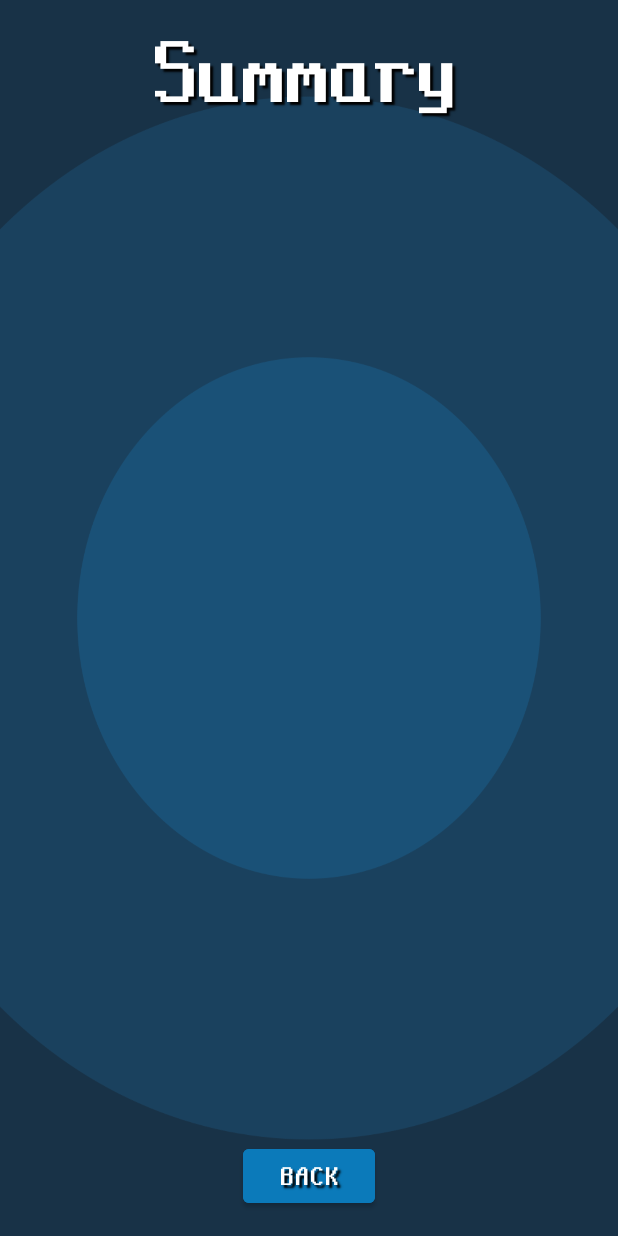
After one commit to MetGang/PAMO-pro, an Android app: the SummaryActivity screen opened directly, with no data from a screen before it, on a phone screen of 412 x 824 dp. The commit adds this screen. Run offline under Robolectric (Android 15) with nearby library versions, the phone set to English and light mode, and no system bars.

Commit message:
Revert deleting SummaryActivity plus minor changes

```diff
--- a/Pamok/app/src/main/AndroidManifest.xml
+++ b/Pamok/app/src/main/AndroidManifest.xml
@@ -11,7 +11,7 @@
         android:roundIcon="@mipmap/ic_launcher_round"
         android:supportsRtl="true"
         android:theme="@style/Theme.Pamok">
-        <activity android:name=".SummaryActivity" />
+        <activity android:name=".SummaryActivity"></activity>
         <activity android:name=".LeaderboardActivity" />
         <activity android:name=".GameActivity" />
         <activity android:name=".SettingsActivity" />
--- /dev/null
+++ b/Pamok/app/src/main/java/com/example/pamok/SummaryActivity.kt
@@ -0,0 +1,18 @@
+package com.example.pamok
+
+import android.os.Bundle
+import android.view.View
+
+class SummaryActivity : BasicActivity() {
+    override fun onCreate(savedInstanceState: Bundle?) {
+        super.onCreate(savedInstanceState)
+
+        setContentView(R.layout.activity_summary)
+    }
+
+    fun backToMenu(view: View) {
+        playSound(R.raw.btn_click)
+
+        finishAndRemoveTask()
+    }
+}
--- a/Pamok/app/src/main/java/com/example/pamok/Utility.kt
+++ b/Pamok/app/src/main/java/com/example/pamok/Utility.kt
@@ -1,9 +1,8 @@
 package com.example.pamok
 
 import java.io.InputStream
-import java.nio.charset.Charset
 
 // Auxiliary function for simpler data reading from file
-fun InputStream.readTextAndClose(charset: Charset = Charsets.UTF_8): String {
-    return this.bufferedReader(charset).use { it.readText() }
+fun InputStream.readTextAndClose(): String {
+    return this.bufferedReader(Charsets.UTF_8).use { it.readText() }
 }
--- a/Pamok/app/src/main/res/layout/activity_summary.xml
+++ b/Pamok/app/src/main/res/layout/activity_summary.xml
@@ -5,7 +5,7 @@
     xmlns:tools="http://schemas.android.com/tools"
     android:layout_width="match_parent"
     android:layout_height="match_parent"
-    android:background="@color/cardview_dark_background"
+    android:background="@drawable/bg_center"
     tools:context=".SummaryActivity">
 
     <TextView
```
Also changed, not shown: Pamok/app/src/main/java/com/example/pamok/GameActivity.kt (+8 -3 lines), Pamok/app/src/main/java/com/example/pamok/GameView.kt (+5 -2 lines).
